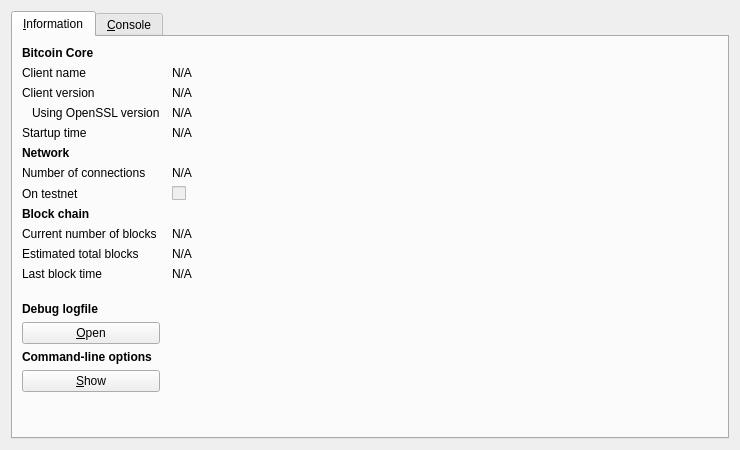
First picture: the form in src/qt/forms/rpcconsole.ui, repository scriptRack003756/coino, before the edit.
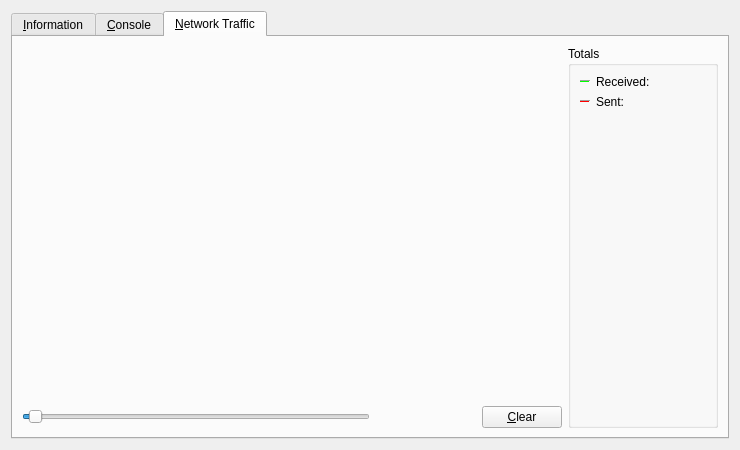
Second picture: the form after the edit. The open tabs and pages were chosen to show the change. Icons and pictures are not drawn. Custom widgets are drawn as their Qt base class.

The edit to the form file:
```diff
--- a/src/qt/forms/rpcconsole.ui
+++ b/src/qt/forms/rpcconsole.ui
@@ -1,7 +1,7 @@
 <?xml version="1.0" encoding="UTF-8"?>
 <ui version="4.0">
  <class>RPCConsole</class>
- <widget class="QDialog" name="RPCConsole">
+ <widget class="QWidget" name="RPCConsole">
   <property name="geometry">
    <rect>
     <x>0</x>
@@ -23,12 +23,9 @@
       <attribute name="title">
        <string>&amp;Information</string>
       </attribute>
-      <layout class="QGridLayout" name="gridLayout" columnstretch="0,1">
-       <property name="horizontalSpacing">
-        <number>12</number>
-       </property>
-       <item row="0" column="0">
-        <widget class="QLabel" name="label_9">
+      <layout class="QGridLayout" name="gridLayout">
+       <item row="15" column="2">
+        <widget class="QLabel" name="labelConfigfile">
          <property name="font">
           <font>
            <weight>75</weight>
@@ -36,19 +33,12 @@
           </font>
          </property>
          <property name="text">
-          <string>Bitcoin Core</string>
+          <string>Configuration file</string>
          </property>
         </widget>
        </item>
-       <item row="1" column="0">
-        <widget class="QLabel" name="label_5">
-         <property name="text">
-          <string>Client name</string>
-         </property>
-        </widget>
-       </item>
-       <item row="1" column="1">
-        <widget class="QLabel" name="clientName">
+       <item row="13" column="2">
+        <widget class="QLabel" name="lastBlockTime">
          <property name="cursor">
           <cursorShape>IBeamCursor</cursorShape>
          </property>
@@ -63,15 +53,15 @@
          </property>
         </widget>
        </item>
-       <item row="2" column="0">
-        <widget class="QLabel" name="label_6">
+       <item row="11" column="0">
+        <widget class="QLabel" name="label_3">
          <property name="text">
-          <string>Client version</string>
+          <string>Current number of blocks</string>
          </property>
         </widget>
        </item>
-       <item row="2" column="1">
-        <widget class="QLabel" name="clientVersion">
+       <item row="11" column="2">
+        <widget class="QLabel" name="numberOfBlocks">
          <property name="cursor">
           <cursorShape>IBeamCursor</cursorShape>
          </property>
@@ -86,56 +76,92 @@
          </property>
         </widget>
        </item>
-       <item row="3" column="0">
-        <widget class="QLabel" name="label_14">
+       <item row="17" column="0">
+        <widget class="QLabel" name="labelCLOptions">
+         <property name="font">
+          <font>
+           <weight>75</weight>
+           <bold>true</bold>
+          </font>
+         </property>
          <property name="text">
-          <string>Using OpenSSL version</string>
+          <string>Command-line options</string>
          </property>
-         <property name="indent">
-          <number>10</number>
-         </property>
         </widget>
        </item>
-       <item row="3" column="1">
-        <widget class="QLabel" name="openSSLVersion">
-         <property name="cursor">
-          <cursorShape>IBeamCursor</cursorShape>
+       <item row="16" column="0">
+        <widget class="QPushButton" name="openDebugLogfileButton">
+         <property name="toolTip">
+          <string>Open the Coino debug log file from the current data directory. This can take a few seconds for large log files.</string>
          </property>
          <property name="text">
-          <string>N/A</string>
+          <string>&amp;Open</string>
          </property>
-         <property name="textFormat">
-          <enum>Qt::PlainText</enum>
+         <property name="autoDefault">
+          <bool>false</bool>
          </property>
-         <property name="textInteractionFlags">
-          <set>Qt::LinksAccessibleByMouse|Qt::TextSelectableByKeyboard|Qt::TextSelectableByMouse</set>
-         </property>
         </widget>
        </item>
-       <item row="4" column="0">
-        <widget class="QLabel" name="label_13">
+       <item row="15" column="0">
+        <widget class="QLabel" name="labelDebugLogfile">
+         <property name="font">
+          <font>
+           <weight>75</weight>
+           <bold>true</bold>
+          </font>
+         </property>
          <property name="text">
-          <string>Startup time</string>
+          <string>Debug log file</string>
          </property>
         </widget>
        </item>
-       <item row="4" column="1">
-        <widget class="QLabel" name="startupTime">
-         <property name="cursor">
-          <cursorShape>IBeamCursor</cursorShape>
+       <item row="18" column="3" rowspan="2">
+        <spacer name="horizontalSpacer">
+         <property name="orientation">
+          <enum>Qt::Horizontal</enum>
          </property>
+         <property name="sizeHint" stdset="0">
+          <size>
+           <width>404</width>
+           <height>20</height>
+          </size>
+         </property>
+        </spacer>
+       </item>
+       <item row="19" column="1">
+        <spacer name="verticalSpacer">
+         <property name="orientation">
+          <enum>Qt::Vertical</enum>
+         </property>
+         <property name="sizeHint" stdset="0">
+          <size>
+           <width>20</width>
+           <height>40</height>
+          </size>
+         </property>
+        </spacer>
+       </item>
+       <item row="18" column="0">
+        <widget class="QPushButton" name="showCLOptionsButton">
+         <property name="toolTip">
+          <string>Show the Coino-Qt help message to get a list with possible Coino command-line options.</string>
+         </property>
          <property name="text">
-          <string>N/A</string>
+          <string>&amp;Show</string>
          </property>
-         <property name="textFormat">
-          <enum>Qt::PlainText</enum>
+         <property name="autoDefault">
+          <bool>false</bool>
          </property>
-         <property name="textInteractionFlags">
-          <set>Qt::LinksAccessibleByMouse|Qt::TextSelectableByKeyboard|Qt::TextSelectableByMouse</set>
+        </widget>
+       </item>
+       <item row="13" column="0">
+        <widget class="QLabel" name="label_2">
+         <property name="text">
+          <string>Last block time</string>
          </property>
         </widget>
        </item>
-       <item row="5" column="0">
+       <item row="7" column="0">
         <widget class="QLabel" name="label_11">
          <property name="font">
           <font>
@@ -148,47 +174,60 @@
          </property>
         </widget>
        </item>
+       <item row="6" column="2">
+        <widget class="QLabel" name="startupTime">
+         <property name="cursor">
+          <cursorShape>IBeamCursor</cursorShape>
+         </property>
+         <property name="text">
+          <string>N/A</string>
+         </property>
+         <property name="textFormat">
+          <enum>Qt::PlainText</enum>
+         </property>
+         <property name="textInteractionFlags">
+          <set>Qt::LinksAccessibleByMouse|Qt::TextSelectableByKeyboard|Qt::TextSelectableByMouse</set>
+         </property>
+        </widget>
+       </item>
        <item row="6" column="0">
-        <widget class="QLabel" name="label_7">
+        <widget class="QLabel" name="label_13">
          <property name="text">
-          <string>Number of connections</string>
+          <string>Startup time</string>
          </property>
         </widget>
        </item>
-       <item row="6" column="1">
-        <widget class="QLabel" name="numberOfConnections">
-         <property name="cursor">
-          <cursorShape>IBeamCursor</cursorShape>
-         </property>
-         <property name="text">
-          <string>N/A</string>
-         </property>
-         <property name="textFormat">
-          <enum>Qt::PlainText</enum>
-         </property>
-         <property name="textInteractionFlags">
-          <set>Qt::LinksAccessibleByMouse|Qt::TextSelectableByKeyboard|Qt::TextSelectableByMouse</set>
-         </property>
-        </widget>
-       </item>
-       <item row="7" column="0">
+       <item row="9" column="0">
         <widget class="QLabel" name="label_8">
          <property name="text">
           <string>On testnet</string>
          </property>
         </widget>
        </item>
-       <item row="7" column="1">
-        <widget class="QCheckBox" name="isTestNet">
-         <property name="enabled">
-          <bool>false</bool>
+       <item row="8" column="2">
+        <widget class="QLabel" name="numberOfConnections">
+         <property name="cursor">
+          <cursorShape>IBeamCursor</cursorShape>
          </property>
          <property name="text">
-          <string/>
+          <string>N/A</string>
+         </property>
+         <property name="textFormat">
+          <enum>Qt::PlainText</enum>
+         </property>
+         <property name="textInteractionFlags">
+          <set>Qt::LinksAccessibleByMouse|Qt::TextSelectableByKeyboard|Qt::TextSelectableByMouse</set>
          </property>
         </widget>
        </item>
        <item row="8" column="0">
+        <widget class="QLabel" name="label_7">
+         <property name="text">
+          <string>Number of connections</string>
+         </property>
+        </widget>
+       </item>
+       <item row="10" column="0">
         <widget class="QLabel" name="label_10">
          <property name="font">
           <font>
@@ -201,37 +240,24 @@
          </property>
         </widget>
        </item>
-       <item row="9" column="0">
-        <widget class="QLabel" name="label_3">
-         <property name="text">
-          <string>Current number of blocks</string>
+       <item row="9" column="2">
+        <widget class="QCheckBox" name="isTestNet">
+         <property name="enabled">
+          <bool>false</bool>
          </property>
-        </widget>
-       </item>
-       <item row="9" column="1">
-        <widget class="QLabel" name="numberOfBlocks">
-         <property name="cursor">
-          <cursorShape>IBeamCursor</cursorShape>
-         </property>
          <property name="text">
-          <string>N/A</string>
+          <string/>
          </property>
-         <property name="textFormat">
-          <enum>Qt::PlainText</enum>
-         </property>
-         <property name="textInteractionFlags">
-          <set>Qt::LinksAccessibleByMouse|Qt::TextSelectableByKeyboard|Qt::TextSelectableByMouse</set>
-         </property>
         </widget>
        </item>
-       <item row="10" column="0">
+       <item row="12" column="0">
         <widget class="QLabel" name="label_4">
          <property name="text">
           <string>Estimated total blocks</string>
          </property>
         </widget>
        </item>
-       <item row="10" column="1">
+       <item row="12" column="2">
         <widget class="QLabel" name="totalBlocks">
          <property name="cursor">
           <cursorShape>IBeamCursor</cursorShape>
@@ -247,15 +273,44 @@
          </property>
         </widget>
        </item>
-       <item row="11" column="0">
-        <widget class="QLabel" name="label_2">
+       <item row="2" column="2">
+        <widget class="QLabel" name="clientVersion">
+         <property name="cursor">
+          <cursorShape>IBeamCursor</cursorShape>
+         </property>
          <property name="text">
-          <string>Last block time</string>
+          <string>N/A</string>
          </property>
+         <property name="textFormat">
+          <enum>Qt::PlainText</enum>
+         </property>
+         <property name="textInteractionFlags">
+          <set>Qt::LinksAccessibleByMouse|Qt::TextSelectableByKeyboard|Qt::TextSelectableByMouse</set>
+         </property>
         </widget>
        </item>
-       <item row="11" column="1">
-        <widget class="QLabel" name="lastBlockTime">
+       <item row="4" column="0">
+        <widget class="QLabel" name="label_berkeleyDBVersion">
+         <property name="text">
+          <string>Using BerkeleyDB version</string>
+         </property>
+         <property name="indent">
+          <number>10</number>
+         </property>
+        </widget>
+       </item>
+       <item row="3" column="0">
+        <widget class="QLabel" name="label_14">
+         <property name="text">
+          <string>Using OpenSSL version</string>
+         </property>
+         <property name="indent">
+          <number>10</number>
+         </property>
+        </widget>
+       </item>
+       <item row="3" column="2">
+        <widget class="QLabel" name="openSSLVersion">
          <property name="cursor">
           <cursorShape>IBeamCursor</cursorShape>
          </property>
@@ -270,7 +325,89 @@
          </property>
         </widget>
        </item>
-       <item row="12" column="0">
+       <item row="4" column="2">
+        <widget class="QLabel" name="berkeleyDBVersion">
+         <property name="cursor">
+          <cursorShape>IBeamCursor</cursorShape>
+         </property>
+         <property name="text">
+          <string>N/A</string>
+         </property>
+         <property name="textFormat">
+          <enum>Qt::PlainText</enum>
+         </property>
+         <property name="textInteractionFlags">
+          <set>Qt::LinksAccessibleByMouse|Qt::TextSelectableByKeyboard|Qt::TextSelectableByMouse</set>
+         </property>
+        </widget>
+       </item>
+       <item row="5" column="0">
+        <widget class="QLabel" name="label_12">
+         <property name="text">
+          <string>Build date</string>
+         </property>
+        </widget>
+       </item>
+       <item row="5" column="2">
+        <widget class="QLabel" name="buildDate">
+         <property name="cursor">
+          <cursorShape>IBeamCursor</cursorShape>
+         </property>
+         <property name="text">
+          <string>N/A</string>
+         </property>
+         <property name="textFormat">
+          <enum>Qt::PlainText</enum>
+         </property>
+         <property name="textInteractionFlags">
+          <set>Qt::LinksAccessibleByMouse|Qt::TextSelectableByKeyboard|Qt::TextSelectableByMouse</set>
+         </property>
+        </widget>
+       </item>
+       <item row="2" column="0">
+        <widget class="QLabel" name="label_6">
+         <property name="text">
+          <string>Client version</string>
+         </property>
+        </widget>
+       </item>
+       <item row="0" column="0">
+        <widget class="QLabel" name="label_9">
+         <property name="font">
+          <font>
+           <weight>75</weight>
+           <bold>true</bold>
+          </font>
+         </property>
+         <property name="text">
+          <string>Coino Core</string>
+         </property>
+        </widget>
+       </item>
+       <item row="1" column="2">
+        <widget class="QLabel" name="clientName">
+         <property name="cursor">
+          <cursorShape>IBeamCursor</cursorShape>
+         </property>
+         <property name="text">
+          <string>N/A</string>
+         </property>
+         <property name="textFormat">
+          <enum>Qt::PlainText</enum>
+         </property>
+         <property name="textInteractionFlags">
+          <set>Qt::LinksAccessibleByMouse|Qt::TextSelectableByKeyboard|Qt::TextSelectableByMouse</set>
+         </property>
+        </widget>
+       </item>
+       <item row="1" column="0">
+        <widget class="QLabel" name="label_5">
+         <property name="text">
+          <string>Client name</string>
+         </property>
+        </widget>
+       </item>
+       <item row="14" column="2">
         <spacer name="verticalSpacer_2">
          <property name="orientation">
           <enum>Qt::Vertical</enum>
@@ -283,71 +420,19 @@
          </property>
         </spacer>
        </item>
-       <item row="13" column="0">
-        <widget class="QLabel" name="labelDebugLogfile">
-         <property name="font">
-          <font>
-           <weight>75</weight>
-           <bold>true</bold>
-          </font>
-         </property>
-         <property name="text">
-          <string>Debug logfile</string>
-         </property>
-        </widget>
-       </item>
-       <item row="14" column="0">
-        <widget class="QPushButton" name="openDebugLogfileButton">
+       <item row="16" column="2">
+        <widget class="QPushButton" name="openConfigurationfileButton">
          <property name="toolTip">
-          <string>Open the Coino debug logfile from the current data directory. This can take a few seconds for large logfiles.</string>
+          <string>Open the Coino configuration file from the current data directory.</string>
          </property>
          <property name="text">
-          <string>&amp;Open</string>
+          <string>O&amp;pen</string>
          </property>
          <property name="autoDefault">
           <bool>false</bool>
          </property>
         </widget>
        </item>
-       <item row="16" column="0">
-        <widget class="QLabel" name="labelCLOptions">
-         <property name="font">
-          <font>
-           <weight>75</weight>
-           <bold>true</bold>
-          </font>
-         </property>
-         <property name="text">
-          <string>Command-line options</string>
-         </property>
-        </widget>
-       </item>
-       <item row="17" column="0">
-        <widget class="QPushButton" name="showCLOptionsButton">
-         <property name="toolTip">
-          <string>Show the Coino-Qt help message to get a list with possible Coino command-line options.</string>
-         </property>
-         <property name="text">
-          <string>&amp;Show</string>
-         </property>
-         <property name="autoDefault">
-          <bool>false</bool>
-         </property>
-        </widget>
-       </item>
-       <item row="18" column="0">
-        <spacer name="verticalSpacer">
-         <property name="orientation">
-          <enum>Qt::Vertical</enum>
-         </property>
-         <property name="sizeHint" stdset="0">
-          <size>
-           <width>20</width>
-           <height>40</height>
-          </size>
-         </property>
-        </spacer>
-       </item>
       </layout>
      </widget>
      <widget class="QWidget" name="tab_console">
@@ -422,10 +507,274 @@
        </item>
       </layout>
      </widget>
+     <widget class="QWidget" name="tab_nettraffic">
+      <attribute name="title">
+       <string>&amp;Network Traffic</string>
+      </attribute>
+      <layout class="QHBoxLayout" name="horizontalLayout_3">
+       <item>
+        <layout class="QVBoxLayout" name="verticalLayout_4">
+         <item>
+          <widget class="TrafficGraphWidget" name="trafficGraph" native="true">
+           <property name="sizePolicy">
+            <sizepolicy hsizetype="Expanding" vsizetype="Expanding">
+             <horstretch>0</horstretch>
+             <verstretch>0</verstretch>
+            </sizepolicy>
+           </property>
+          </widget>
+         </item>
+         <item>
+          <layout class="QHBoxLayout" name="horizontalLayout_2">
+           <item>
+            <widget class="QSlider" name="sldGraphRange">
+             <property name="minimum">
+              <number>1</number>
+             </property>
+             <property name="maximum">
+              <number>288</number>
+             </property>
+             <property name="pageStep">
+              <number>12</number>
+             </property>
+             <property name="value">
+              <number>6</number>
+             </property>
+             <property name="orientation">
+              <enum>Qt::Horizontal</enum>
+             </property>
+            </widget>
+           </item>
+           <item>
+            <widget class="QLabel" name="lblGraphRange">
+             <property name="minimumSize">
+              <size>
+               <width>100</width>
+               <height>0</height>
+              </size>
+             </property>
+             <property name="alignment">
+              <set>Qt::AlignCenter</set>
+             </property>
+            </widget>
+           </item>
+           <item>
+            <widget class="QPushButton" name="btnClearTrafficGraph">
+             <property name="text">
+              <string>&amp;Clear</string>
+             </property>
+             <property name="autoDefault">
+              <bool>false</bool>
+             </property>
+            </widget>
+           </item>
+          </layout>
+         </item>
+        </layout>
+       </item>
+       <item>
+        <layout class="QVBoxLayout" name="verticalLayout">
+         <item>
+          <widget class="QGroupBox" name="groupBox">
+           <property name="title">
+            <string>Totals</string>
+           </property>
+           <layout class="QVBoxLayout" name="verticalLayout_5">
+            <item>
+             <layout class="QHBoxLayout" name="horizontalLayout_4">
+              <item>
+               <widget class="Line" name="line">
+                <property name="sizePolicy">
+                 <sizepolicy hsizetype="Fixed" vsizetype="Fixed">
+                  <horstretch>0</horstretch>
+                  <verstretch>0</verstretch>
+                 </sizepolicy>
+                </property>
+                <property name="minimumSize">
+                 <size>
+                  <width>10</width>
+                  <height>0</height>
+                 </size>
+                </property>
+                <property name="palette">
+                 <palette>
+                  <active>
+                   <colorrole role="Light">
+                    <brush brushstyle="SolidPattern">
+                     <color alpha="255">
+                      <red>0</red>
+                      <green>255</green>
+                      <blue>0</blue>
+                     </color>
+                    </brush>
+                   </colorrole>
+                  </active>
+                  <inactive>
+                   <colorrole role="Light">
+                    <brush brushstyle="SolidPattern">
+                     <color alpha="255">
+                      <red>0</red>
+                      <green>255</green>
+                      <blue>0</blue>
+                     </color>
+                    </brush>
+                   </colorrole>
+                  </inactive>
+                  <disabled>
+                   <colorrole role="Light">
+                    <brush brushstyle="SolidPattern">
+                     <color alpha="255">
+                      <red>0</red>
+                      <green>255</green>
+                      <blue>0</blue>
+                     </color>
+                    </brush>
+                   </colorrole>
+                  </disabled>
+                 </palette>
+                </property>
+                <property name="orientation">
+                 <enum>Qt::Horizontal</enum>
+                </property>
+               </widget>
+              </item>
+              <item>
+               <widget class="QLabel" name="label_16">
+                <property name="text">
+                 <string>Received:</string>
+                </property>
+               </widget>
+              </item>
+              <item>
+               <widget class="QLabel" name="lblBytesIn">
+                <property name="minimumSize">
+                 <size>
+                  <width>50</width>
+                  <height>0</height>
+                 </size>
+                </property>
+                <property name="alignment">
+                 <set>Qt::AlignRight|Qt::AlignTrailing|Qt::AlignVCenter</set>
+                </property>
+               </widget>
+              </item>
+             </layout>
+            </item>
+            <item>
+             <layout class="QHBoxLayout" name="horizontalLayout_5">
+              <item>
+               <widget class="Line" name="line_2">
+                <property name="sizePolicy">
+                 <sizepolicy hsizetype="Fixed" vsizetype="Fixed">
+                  <horstretch>0</horstretch>
+                  <verstretch>0</verstretch>
+                 </sizepolicy>
+                </property>
+                <property name="minimumSize">
+                 <size>
+                  <width>10</width>
+                  <height>0</height>
+                 </size>
+                </property>
+                <property name="palette">
+                 <palette>
+                  <active>
+                   <colorrole role="Light">
+                    <brush brushstyle="SolidPattern">
+                     <color alpha="255">
+                      <red>255</red>
+                      <green>0</green>
+                      <blue>0</blue>
+                     </color>
+                    </brush>
+                   </colorrole>
+                  </active>
+                  <inactive>
+                   <colorrole role="Light">
+                    <brush brushstyle="SolidPattern">
+                     <color alpha="255">
+                      <red>255</red>
+                      <green>0</green>
+                      <blue>0</blue>
+                     </color>
+                    </brush>
+                   </colorrole>
+                  </inactive>
+                  <disabled>
+                   <colorrole role="Light">
+                    <brush brushstyle="SolidPattern">
+                     <color alpha="255">
+                      <red>255</red>
+                      <green>0</green>
+                      <blue>0</blue>
+                     </color>
+                    </brush>
+                   </colorrole>
+                  </disabled>
+                 </palette>
+                </property>
+                <property name="orientation">
+                 <enum>Qt::Horizontal</enum>
+                </property>
+               </widget>
+              </item>
+              <item>
+               <widget class="QLabel" name="label_17">
+                <property name="text">
+                 <string>Sent:</string>
+                </property>
+               </widget>
+              </item>
+              <item>
+               <widget class="QLabel" name="lblBytesOut">
+                <property name="minimumSize">
+                 <size>
+                  <width>50</width>
+                  <height>0</height>
+                 </size>
+                </property>
+                <property name="alignment">
+                 <set>Qt::AlignRight|Qt::AlignTrailing|Qt::AlignVCenter</set>
+                </property>
+               </widget>
+              </item>
+             </layout>
+            </item>
+            <item>
+             <spacer name="verticalSpacer_4">
+              <property name="orientation">
+               <enum>Qt::Vertical</enum>
+              </property>
+              <property name="sizeHint" stdset="0">
+               <size>
+                <width>20</width>
+                <height>407</height>
+               </size>
+              </property>
+             </spacer>
+            </item>
+           </layout>
+          </widget>
+         </item>
+        </layout>
+       </item>
+      </layout>
+     </widget>
     </widget>
    </item>
   </layout>
  </widget>
+ <customwidgets>
+  <customwidget>
+   <class>TrafficGraphWidget</class>
+   <extends>QWidget</extends>
+   <header>trafficgraphwidget.h</header>
+   <container>1</container>
+   <slots>
+    <slot>clear()</slot>
+   </slots>
+  </customwidget>
+ </customwidgets>
  <resources>
   <include location="../bitcoin.qrc"/>
  </resources>
```
